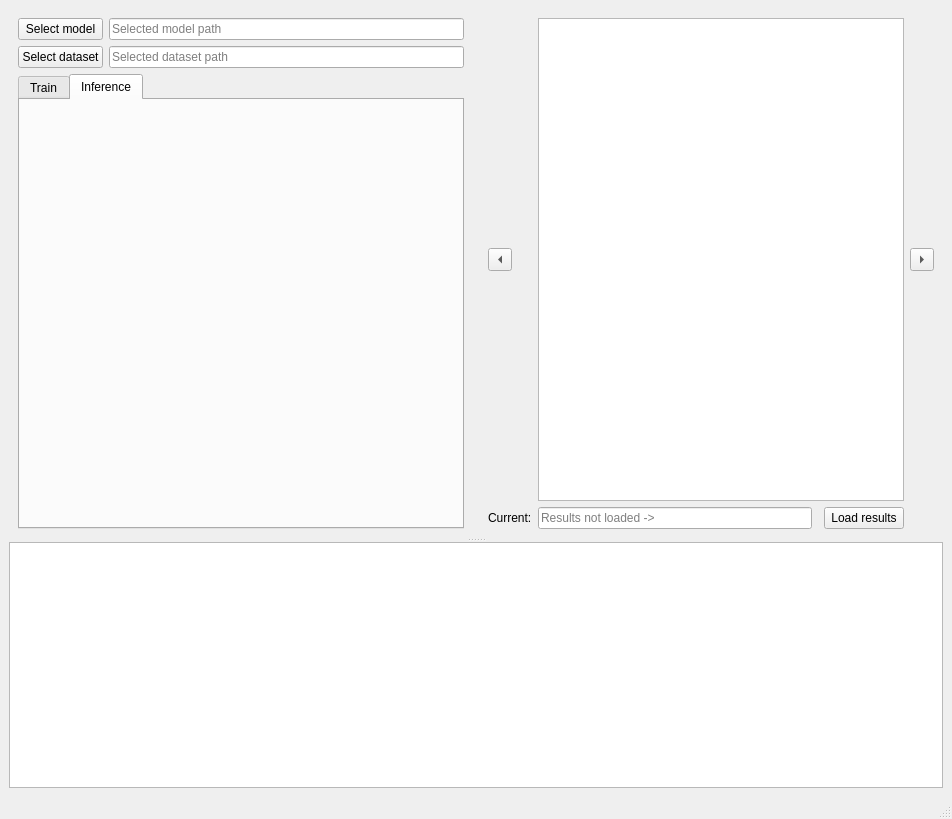
Old version of the form src/gui/generated/mainwindow.ui in the repository xkostrna/YoloQT.
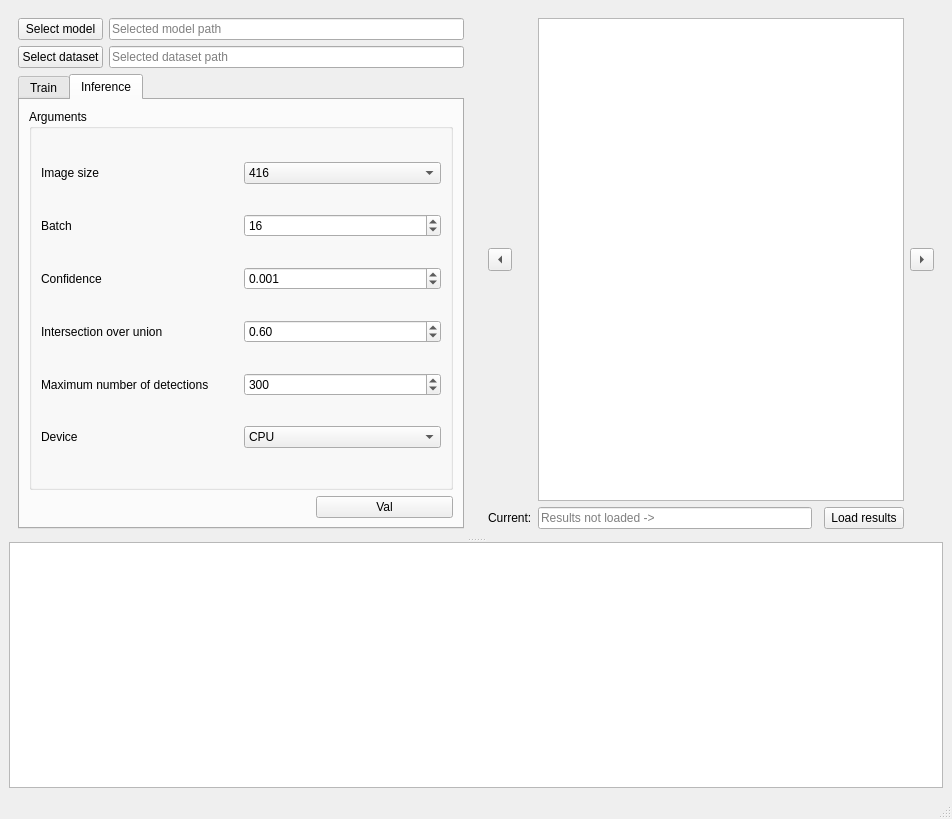
New version of the form. The open tabs and pages were chosen to show the change.

Commit message: feat: create interference part of GUI

```diff
--- a/src/gui/generated/mainwindow.ui
+++ b/src/gui/generated/mainwindow.ui
@@ -318,6 +318,149 @@
               <attribute name="title">
                <string>Inference</string>
               </attribute>
+              <layout class="QGridLayout" name="gridLayout_7">
+               <item row="1" column="2">
+                <widget class="QPushButton" name="pushButtonVal">
+                 <property name="text">
+                  <string>Val</string>
+                 </property>
+                </widget>
+               </item>
+               <item row="0" column="0" colspan="3">
+                <widget class="QGroupBox" name="groupBoxTestArgs">
+                 <property name="title">
+                  <string>Arguments</string>
+                 </property>
+                 <layout class="QGridLayout" name="gridLayout_6">
+                  <item row="1" column="0">
+                   <widget class="QLabel" name="labelBatch_2">
+                    <property name="text">
+                     <string>Batch</string>
+                    </property>
+                   </widget>
+                  </item>
+                  <item row="2" column="1">
+                   <widget class="QDoubleSpinBox" name="doubleSpinBoxConf">
+                    <property name="decimals">
+                     <number>3</number>
+                    </property>
+                    <property name="singleStep">
+                     <double>0.001000000000000</double>
+                    </property>
+                    <property name="value">
+                     <double>0.001000000000000</double>
+                    </property>
+                   </widget>
+                  </item>
+                  <item row="5" column="0">
+                   <widget class="QLabel" name="labelDevice_2">
+                    <property name="text">
+                     <string>Device</string>
+                    </property>
+                   </widget>
+                  </item>
+                  <item row="5" column="1">
+                   <widget class="QComboBox" name="comboBoxDevice_2">
+                    <item>
+                     <property name="text">
+                      <string>CPU</string>
+                     </property>
+                    </item>
+                    <item>
+                     <property name="text">
+                      <string>0</string>
+                     </property>
+                    </item>
+                   </widget>
+                  </item>
+                  <item row="2" column="0">
+                   <widget class="QLabel" name="labelConf">
+                    <property name="text">
+                     <string>Confidence</string>
+                    </property>
+                   </widget>
+                  </item>
+                  <item row="3" column="0">
+                   <widget class="QLabel" name="labelIoU">
+                    <property name="text">
+                     <string>Intersection over union</string>
+                    </property>
+                   </widget>
+                  </item>
+                  <item row="3" column="1">
+                   <widget class="QDoubleSpinBox" name="doubleSpinBoxIoU">
+                    <property name="singleStep">
+                     <double>0.010000000000000</double>
+                    </property>
+                    <property name="value">
+                     <double>0.600000000000000</double>
+                    </property>
+                   </widget>
+                  </item>
+                  <item row="4" column="0">
+                   <widget class="QLabel" name="labelMaxDet">
+                    <property name="text">
+                     <string>Maximum number of detections</string>
+                    </property>
+                   </widget>
+                  </item>
+                  <item row="0" column="0">
+                   <widget class="QLabel" name="labelImageSize">
+                    <property name="text">
+                     <string>Image size</string>
+                    </property>
+                   </widget>
+                  </item>
+                  <item row="4" column="1">
+                   <widget class="QSpinBox" name="spinBoxMaxDet">
+                    <property name="minimum">
+                     <number>1</number>
+                    </property>
+                    <property name="maximum">
+                     <number>1000</number>
+                    </property>
+                    <property name="singleStep">
+                     <number>10</number>
+                    </property>
+                    <property name="value">
+                     <number>300</number>
+                    </property>
+                   </widget>
+                  </item>
+                  <item row="1" column="1">
+                   <widget class="QSpinBox" name="spinBoxBatch_2">
+                    <property name="minimum">
+                     <number>8</number>
+                    </property>
+                    <property name="maximum">
+                     <number>128</number>
+                    </property>
+                    <property name="singleStep">
+                     <number>8</number>
+                    </property>
+                    <property name="value">
+                     <number>16</number>
+                    </property>
+                   </widget>
+                  </item>
+                  <item row="0" column="1">
+                   <widget class="QComboBox" name="comboBoxImageSize">
+                    <item>
+                     <property name="text">
+                      <string>416</string>
+                     </property>
+                    </item>
+                    <item>
+                     <property name="text">
+                      <string>640</string>
+                     </property>
+                    </item>
+                   </widget>
+                  </item>
+                 </layout>
+                </widget>
+               </item>
+              </layout>
              </widget>
             </widget>
            </item>
```
Left out of the diff: 352 changed lines with no effect on the pictures. The commit also changes 1 other file.
